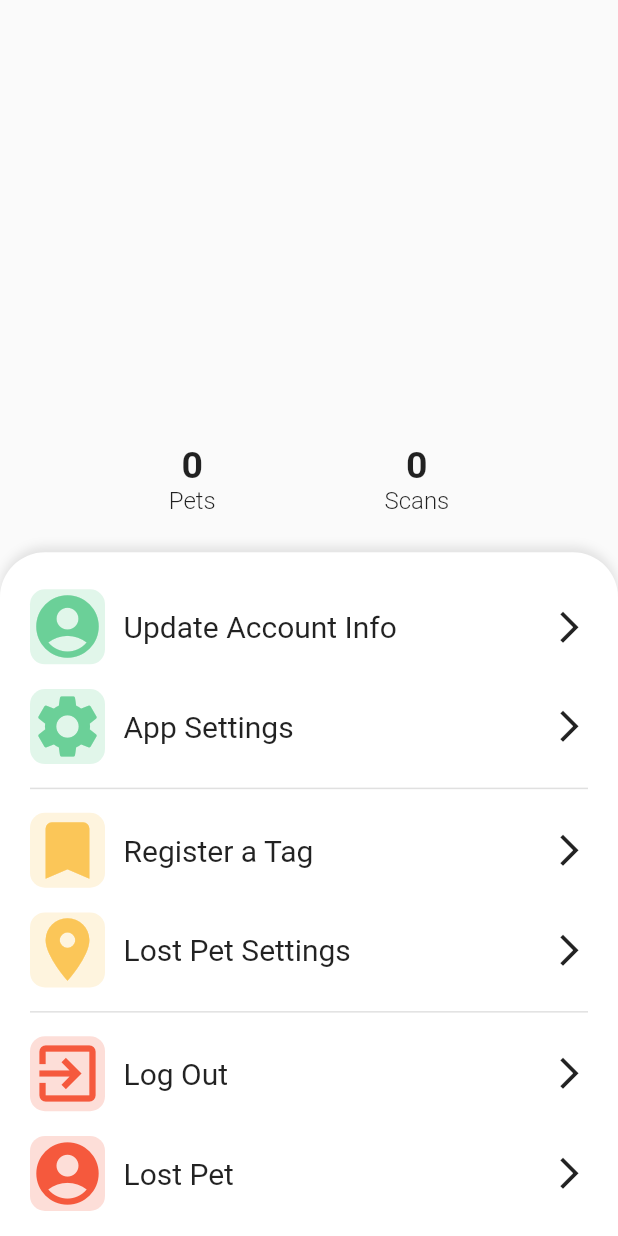
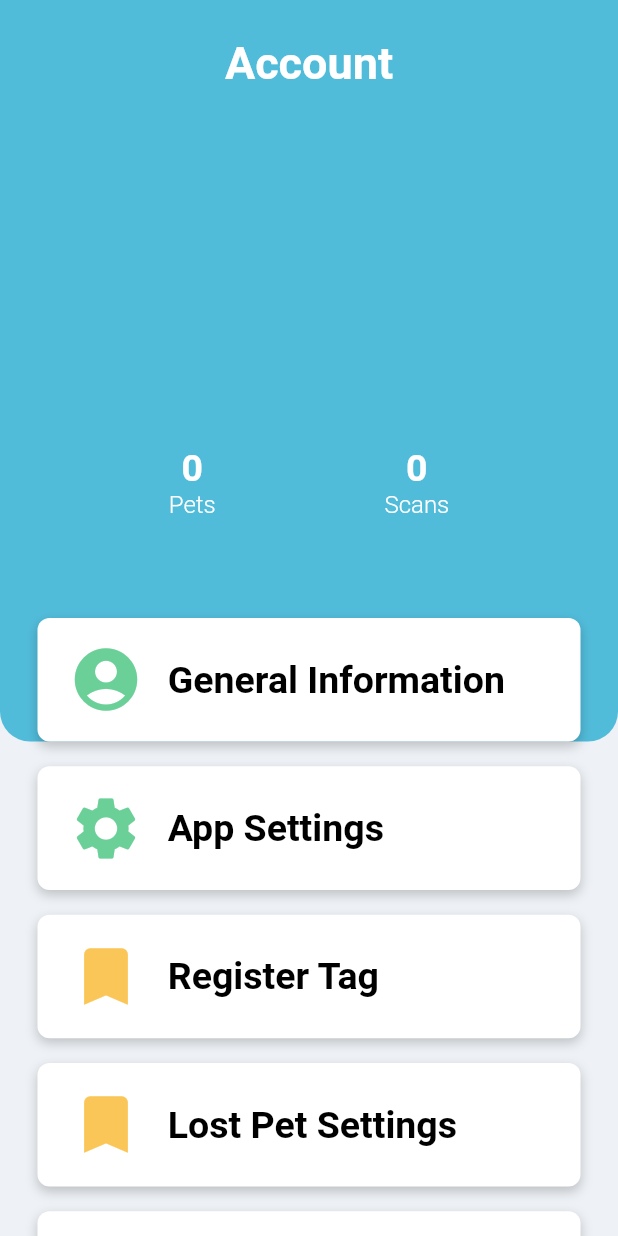
Before and after one commit to petcodeapp/interface-mobile, a Flutter app: the AccountScreen screen opened directly, on a phone screen of 412 x 824 dp. Run offline on Flutter 3.47's test engine with Material 2 defaults, Android fonts, the phone set to English and light mode, and no system bars; our stand-ins replace bottom_navy_bar, cached_network_image, carousel_slider, cloud_firestore, dio, dots_indicator and 16 more; missing offline and left inert: slimy_card; accounts and stored records are empty.

Commit message:
updated account screen

```diff
--- a/lib/screens/account_screen.dart
+++ b/lib/screens/account_screen.dart
@@ -29,19 +29,38 @@ class _AccountScreenState extends State<AccountScreen> {
     double width = MediaQuery.of(context).size.width;
     double height = MediaQuery.of(context).size.height;
     return Scaffold(
+      backgroundColor: StyleConstants.pageBackgroundColor,
       body: SingleChildScrollView(
         child: Container(
-          height: height * 1.1,
+          height: height * 1.3,
           width: width,
+          child: Stack(
+            children: [
+              SizedBox(height: height, width: width,),
+              Container(
+                height: height * 0.6,
+                width: width,
+                decoration: BoxDecoration(
+                    color: StyleConstants.blue,
+                    borderRadius: BorderRadius.only(
+                      bottomLeft: Radius.circular(20.0),
+                      bottomRight: Radius.circular(20.0),
+                    )),
                 child: Column(
-            crossAxisAlignment: CrossAxisAlignment.center,
                   children: [
                     SizedBox(
-                height: height * 0.02,
+                      height: height * 0.03,
+                    ),
+                    Text(
+                      'Account',
+                      style: StyleConstants.whiteThinTitleText,
+                    ),
+                    SizedBox(
+                      height: height * 0.01,
                     ),
                     CircleAvatar(
                       backgroundColor: Colors.transparent,
-                radius: 100.0,
+                      radius: 75.0,
                       backgroundImage: petService.allPets.length > 0
                           ? petService.allPets[0].petImage
                           : null,
@@ -51,7 +70,7 @@ class _AccountScreenState extends State<AccountScreen> {
                     ),
                     Text(
                       user.firstName + ' ' + user.lastName,
-                style: StyleConstants.blackTitleTextLarge,
+                      style: StyleConstants.whiteThinTitleTextLarge,
                     ),
                     SizedBox(
                       height: height * 0.02,
@@ -65,12 +84,16 @@ class _AccountScreenState extends State<AccountScreen> {
                             Text(
                               user.petIds.length.toString(),
                               style: TextStyle(
-                            fontWeight: FontWeight.w600, fontSize: 25.0),
+                                  color: Colors.white,
+                                  fontWeight: FontWeight.w600,
+                                  fontSize: 25.0),
                             ),
                             Text(
                               'Pets',
                               style: TextStyle(
-                            fontWeight: FontWeight.w300, fontSize: 16.0),
+                                  color: Colors.white,
+                                  fontWeight: FontWeight.w300,
+                                  fontSize: 16.0),
                             ),
                           ],
                         ),
@@ -80,62 +103,53 @@ class _AccountScreenState extends State<AccountScreen> {
                             Text(
                               numScans.toString(),
                               style: TextStyle(
-                            fontWeight: FontWeight.w600, fontSize: 25.0),
+                                  color: Colors.white,
+                                  fontWeight: FontWeight.w600,
+                                  fontSize: 25.0),
                             ),
                             Text(
                               'Scans',
                               style: TextStyle(
-                            fontWeight: FontWeight.w300, fontSize: 16.0),
+                                  color: Colors.white,
+                                  fontWeight: FontWeight.w300,
+                                  fontSize: 16.0),
                             ),
                           ],
                         ),
                       ],
                     ),
-              SizedBox(
-                height: height * 0.03,
+                  ],
                 ),
-              Expanded(
+              ),
+              Positioned(
+                top: height * 0.5,
+                left: width * 0.5 - (width-50)/2,
+                child: Column(
+                  mainAxisAlignment: MainAxisAlignment.center,
+                  children: [
+                    GestureDetector(
+                      onTap: () => Navigator.push(context, MaterialPageRoute(builder: (_) => UpdateAccountInfoScreen())),
                       child: Container(
+                        height: height * 0.1,
+                        width: width - 50,
                         decoration: BoxDecoration(
-                    borderRadius: BorderRadius.only(
-                        topLeft: Radius.circular(30.0),
-                        topRight: Radius.circular(30.0)),
+                            borderRadius: BorderRadius.circular(8.0),
                             color: Colors.white,
                             boxShadow: [
                               BoxShadow(
-                        color: Colors.black.withOpacity(0.1),
-                        blurRadius: 5,
-                        offset: Offset(0, -3),
-                      ),
-                    ],
+                                color: Colors.black.withOpacity(0.20),
+                                blurRadius: 6,
+                                offset: Offset(0, 3),
+                              )
+                            ]
                         ),
                         child: Padding(
-                    padding: const EdgeInsets.symmetric(horizontal: 20.0),
-                    child: Column(
-                      children: [
-                        SizedBox(
-                          height: height * 0.03,
-                        ),
-                        GestureDetector(
-                          behavior: HitTestBehavior.translucent,
-                          onTap: () {
-                            Navigator.push(
-                              context,
-                              MaterialPageRoute(
-                                  builder: (context) => UpdateAccountInfoScreen(
-                                        currentUser: user,
-                                      )),
-                            );
-                          },
+                          padding: EdgeInsets.symmetric(horizontal: width* 0.05),
                           child: Row(
+                            mainAxisAlignment: MainAxisAlignment.start,
                             children: [
                               Container(
-                                width: 50.0,
-                                height: 50.0,
-                                decoration: BoxDecoration(
-                                  color: StyleConstants.green.withOpacity(0.2),
-                                  borderRadius: BorderRadius.circular(10.0),
-                                ),
+                                width: 25.0,
                                 child: Icon(
                                   Icons.account_circle,
                                   color: StyleConstants.green,
@@ -143,38 +157,41 @@ class _AccountScreenState extends State<AccountScreen> {
                                 ),
                               ),
                               SizedBox(
-                                width: width * 0.03,
+                                width: width * 0.1,
                               ),
                               Text(
-                                'Update Account Info',
-                                style: TextStyle(
-                                  fontSize: 20.0,
-                                  fontWeight: FontWeight.w400,
-                                ),
-                              ),
-                              Spacer(),
-                              Icon(
-                                Icons.arrow_forward_ios,
-                                size: 25.0,
+                                'General Information',
+                                style: StyleConstants.blackThinTitleTextMedium,
                               ),
                             ],
                           ),
                         ),
-                        SizedBox(
-                          height: height * 0.02,
                       ),
+                    ),
+                    SizedBox(height: height * 0.02,),
                     GestureDetector(
-                          onTap: () => print('pressed app settings'),
-                          behavior: HitTestBehavior.translucent,
+                      onTap: () {},
+                      child: Container(
+                        height: height * 0.1,
+                        width: width - 50,
+                        decoration: BoxDecoration(
+                            borderRadius: BorderRadius.circular(8.0),
+                            color: Colors.white,
+                            boxShadow: [
+                              BoxShadow(
+                                color: Colors.black.withOpacity(0.20),
+                                blurRadius: 6,
+                                offset: Offset(0, 3),
+                              )
+                            ]
+                        ),
+                        child: Padding(
+                          padding: EdgeInsets.symmetric(horizontal: width* 0.05),
                           child: Row(
+                            mainAxisAlignment: MainAxisAlignment.start,
                             children: [
                               Container(
-                                width: 50.0,
-                                height: 50.0,
-                                decoration: BoxDecoration(
-                                  color: StyleConstants.green.withOpacity(0.2),
-                                  borderRadius: BorderRadius.circular(10.0),
-                                ),
+                                width: 25.0,
                                 child: Icon(
                                   Icons.settings,
                                   color: StyleConstants.green,
@@ -182,48 +199,45 @@ class _AccountScreenState extends State<AccountScreen> {
                                 ),
                               ),
                               SizedBox(
-                                width: width * 0.03,
+                                width: width * 0.1,
                               ),
                               Text(
                                 'App Settings',
-                                style: TextStyle(
-                                  fontSize: 20.0,
-                                  fontWeight: FontWeight.w400,
-                                ),
-                              ),
-                              Spacer(),
-                              Icon(
-                                Icons.arrow_forward_ios,
-                                size: 25.0,
+                                style: StyleConstants.blackThinTitleTextMedium,
                               ),
                             ],
                           ),
                         ),
-                        SizedBox(
-                          height: height * 0.01,
                       ),
-                        Divider(
-                          thickness: 1.0,
                     ),
-                        SizedBox(
-                          height: height * 0.01,
-                        ),
+                    SizedBox(height: height * 0.02,),
                     GestureDetector(
-                          behavior: HitTestBehavior.translucent,
                       onTap: () => Navigator.push(
                         context,
                         MaterialPageRoute(
                             builder: (context) => StpStartScreen()),
                       ),
+                      child: Container(
+                        height: height * 0.1,
+                        width: width - 50,
+                        decoration: BoxDecoration(
+                            borderRadius: BorderRadius.circular(8.0),
+                            color: Colors.white,
+                            boxShadow: [
+                              BoxShadow(
+                                color: Colors.black.withOpacity(0.20),
+                                blurRadius: 6,
+                                offset: Offset(0, 3),
+                              )
+                            ]
+                        ),
+                        child: Padding(
+                          padding: EdgeInsets.symmetric(horizontal: width* 0.05),
                           child: Row(
+                            mainAxisAlignment: MainAxisAlignment.start,
                             children: [
                               Container(
-                                width: 50.0,
-                                height: 50.0,
-                                decoration: BoxDecoration(
-                                  color: StyleConstants.yellow.withOpacity(0.2),
-                                  borderRadius: BorderRadius.circular(10.0),
-                                ),
+                                width: 25.0,
                                 child: Icon(
                                   Icons.turned_in,
                                   color: StyleConstants.yellow,
@@ -231,150 +245,142 @@ class _AccountScreenState extends State<AccountScreen> {
                                 ),
                               ),
                               SizedBox(
-                                width: width * 0.03,
+                                width: width * 0.1,
                               ),
                               Text(
-                                'Register a Tag',
-                                style: TextStyle(
-                                  fontSize: 20.0,
-                                  fontWeight: FontWeight.w400,
-                                ),
-                              ),
-                              Spacer(),
-                              Icon(
-                                Icons.arrow_forward_ios,
-                                size: 25.0,
+                                'Register Tag',
+                                style: StyleConstants.blackThinTitleTextMedium,
                               ),
                             ],
                           ),
                         ),
-                        SizedBox(
-                          height: height * 0.02,
                       ),
+                    ),
+                    SizedBox(height: height * 0.02,),
                     GestureDetector(
-                          behavior: HitTestBehavior.translucent,
-                          onTap: () => print('pressed lost pet settings'),
+                      onTap: () {},
+                      child: Container(
+                        height: height * 0.1,
+                        width: width - 50,
+                        decoration: BoxDecoration(
+                            borderRadius: BorderRadius.circular(8.0),
+                            color: Colors.white,
+                            boxShadow: [
+                              BoxShadow(
+                                color: Colors.black.withOpacity(0.20),
+                                blurRadius: 6,
+                                offset: Offset(0, 3),
+                              )
+                            ]
+                        ),
+                        child: Padding(
+                          padding: EdgeInsets.symmetric(horizontal: width* 0.05),
                           child: Row(
+                            mainAxisAlignment: MainAxisAlignment.start,
                             children: [
                               Container(
-                                width: 50.0,
-                                height: 50.0,
-                                decoration: BoxDecoration(
-                                  color: StyleConstants.yellow.withOpacity(0.2),
-                                  borderRadius: BorderRadius.circular(10.0),
-                                ),
+                                width: 25.0,
                                 child: Icon(
-                                  Icons.place,
+                                  Icons.turned_in,
                                   color: StyleConstants.yellow,
                                   size: 50.0,
                                 ),
                               ),
                               SizedBox(
-                                width: width * 0.03,
+                                width: width * 0.1,
                               ),
                               Text(
                                 'Lost Pet Settings',
-                                style: TextStyle(
-                                  fontSize: 20.0,
-                                  fontWeight: FontWeight.w400,
-                                ),
-                              ),
-                              Spacer(),
-                              Icon(
-                                Icons.arrow_forward_ios,
-                                size: 25.0,
+                                style: StyleConstants.blackThinTitleTextMedium,
                               ),
                             ],
                           ),
                         ),
-                        SizedBox(
-                          height: height * 0.01,
                       ),
-                        Divider(
-                          thickness: 1.0,
+                    ),
+                    SizedBox(height: height * 0.02,),
+                    GestureDetector(
+                      onTap: () {},
+                      child: Container(
+                        height: height * 0.1,
+                        width: width - 50,
+                        decoration: BoxDecoration(
+                            borderRadius: BorderRadius.circular(8.0),
+                            color: Colors.white,
+                            boxShadow: [
+                              BoxShadow(
+                                color: Colors.black.withOpacity(0.20),
+                                blurRadius: 6,
+                                offset: Offset(0, 3),
+                              )
+                            ]
+                        ),
+                        child: Padding(
+                          padding: EdgeInsets.symmetric(horizontal: width* 0.05),
+                          child: Row(
+                            mainAxisAlignment: MainAxisAlignment.start,
+                            children: [
+                              Container(
+                                width: 25.0,
+                                child: Icon(
+                                  Icons.location_on,
+                                  color: StyleConstants.yellow,
+                                  size: 50.0,
+                                ),
                               ),
                               SizedBox(
-                          height: height * 0.01,
+                                width: width * 0.1,
                               ),
+                              Text(
+                                'Lost Pet',
+                                style: StyleConstants.blackThinTitleTextMedium,
+                              ),
+                            ],
+                          ),
+                        ),
+                      ),
+                    ),
+                    SizedBox(height: height * 0.02,),
                     GestureDetector(
-                          behavior: HitTestBehavior.translucent,
                       onTap: () {
                         final auth = Provider.of<FirebaseAuthService>(
                             context,
                             listen: false);
                         auth.signOut();
                       },
+                      child: Container(
+                        height: height * 0.1,
+                        width: width - 50,
+                        decoration: BoxDecoration(
+                            borderRadius: BorderRadius.circular(8.0),
+                            color: Colors.white,
+                            boxShadow: [
+                              BoxShadow(
+                                color: Colors.black.withOpacity(0.20),
+                                blurRadius: 6,
+                                offset: Offset(0, 3),
+                              )
+                            ]
+                        ),
+                        child: Padding(
+                          padding: EdgeInsets.symmetric(horizontal: width* 0.05),
                           child: Row(
+                            mainAxisAlignment: MainAxisAlignment.start,
                             children: [
                               Container(
-                                width: 50.0,
-                                height: 50.0,
-                                decoration: BoxDecoration(
-                                  color: StyleConstants.red.withOpacity(0.2),
-                                  borderRadius: BorderRadius.circular(10.0),
-                                ),
+                                width: 25.0,
                                 child: Icon(
                                   Icons.exit_to_app,
-                                  color: StyleConstants.red,
+                                  color: StyleConstants.yellow,
                                   size: 50.0,
                                 ),
                               ),
                               SizedBox(
-                                width: width * 0.03,
+                                width: width * 0.1,
                               ),
                               Text(
                                 'Log Out',
-                                style: TextStyle(
-                                  fontSize: 20.0,
-                                  fontWeight: FontWeight.w400,
-                                ),
-                              ),
-                              Spacer(),
-                              Icon(
-                                Icons.arrow_forward_ios,
-                                size: 25.0,
-                              ),
-                            ],
-                          ),
-                        ),
-                        SizedBox(
-                          height: height * 0.02,
-                        ),
-                        GestureDetector(
-                          behavior: HitTestBehavior.translucent,
-                          onTap: () => print('lost pet'),
-                          child: Row(
-                            children: [
-                              Container(
-                                width: 50.0,
-                                height: 50.0,
-                                decoration: BoxDecoration(
-                                  color: StyleConstants.red.withOpacity(0.2),
-                                  borderRadius: BorderRadius.circular(10.0),
-                                ),
-                                child: Icon(
-                                  Icons.account_circle,
-                                  color: StyleConstants.red,
-                                  size: 50.0,
-                                ),
-                              ),
-                              SizedBox(
-                                width: width * 0.03,
-                              ),
-                              Text(
-                                'Lost Pet',
-                                style: TextStyle(
-                                  fontSize: 20.0,
-                                  fontWeight: FontWeight.w400,
-                                ),
-                              ),
-                              Spacer(),
-                              Icon(
-                                Icons.arrow_forward_ios,
-                                size: 25.0,
-                              ),
-                            ],
-                          ),
+                                style: StyleConstants.blackThinTitleTextMedium,
                               ),
                             ],
                           ),
@@ -384,6 +390,9 @@ class _AccountScreenState extends State<AccountScreen> {
                   ],
                 ),
               ),
+            ],
+          ),
+        ),
       ),
     );
   }
--- a/lib/screens/medical_info_screen.dart
+++ b/lib/screens/medical_info_screen.dart
@@ -154,7 +154,6 @@ class _MedicalInfoScreenState extends State<MedicalInfoScreen> {
                                   'General Information',
                                   style: StyleConstants.blackThinTitleTextMedium,
                                 ),
-
                               ],
                             ),
                           ),
```
Lines whose indentation alone changed are shown as unchanged.
